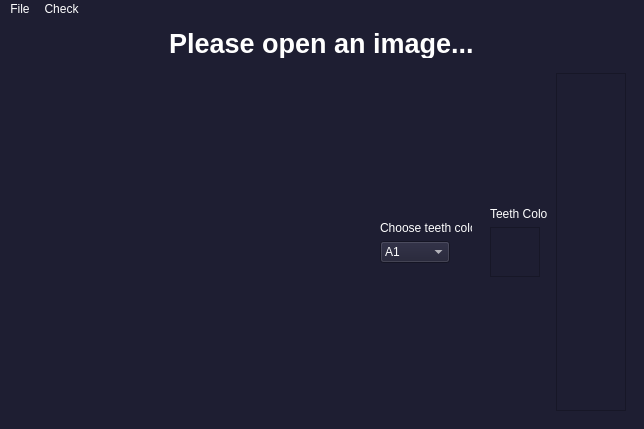
ahmed-sedky/smile-design, file app.ui: the form before one commit.
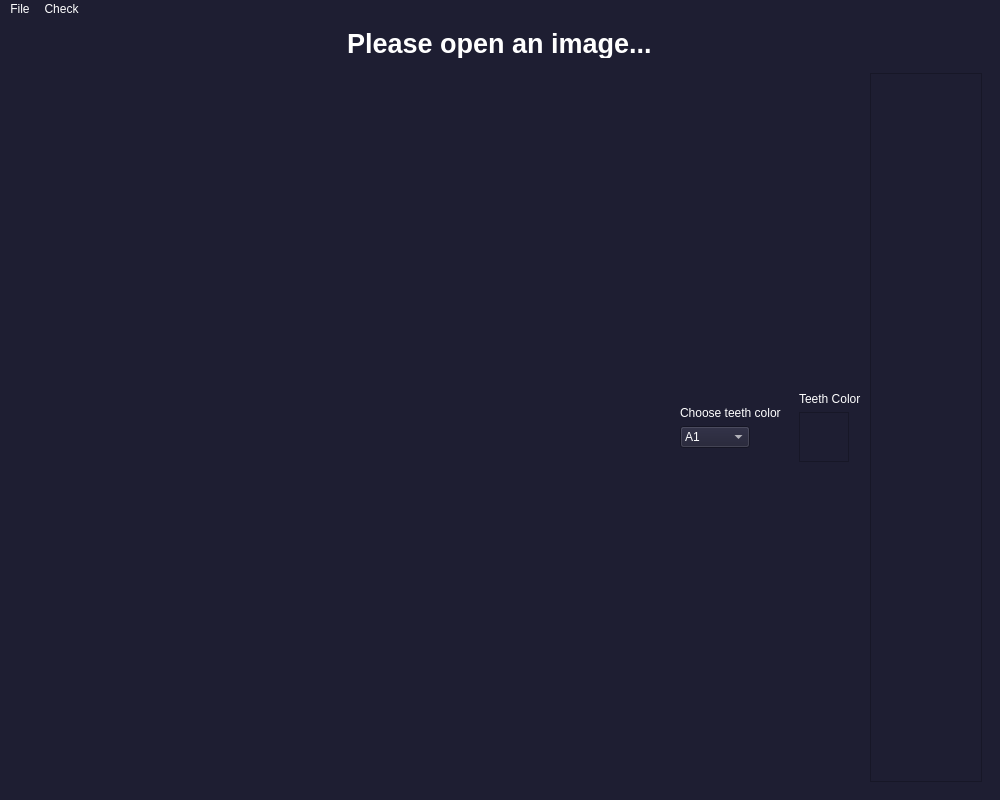
The form after the commit. Custom widgets are drawn as their Qt base class.

```diff
--- a/app.ui
+++ b/app.ui
@@ -6,8 +6,8 @@
    <rect>
     <x>0</x>
     <y>0</y>
-    <width>644</width>
-    <height>429</height>
+    <width>1000</width>
+    <height>800</height>
    </rect>
   </property>
   <property name="windowTitle">
```
